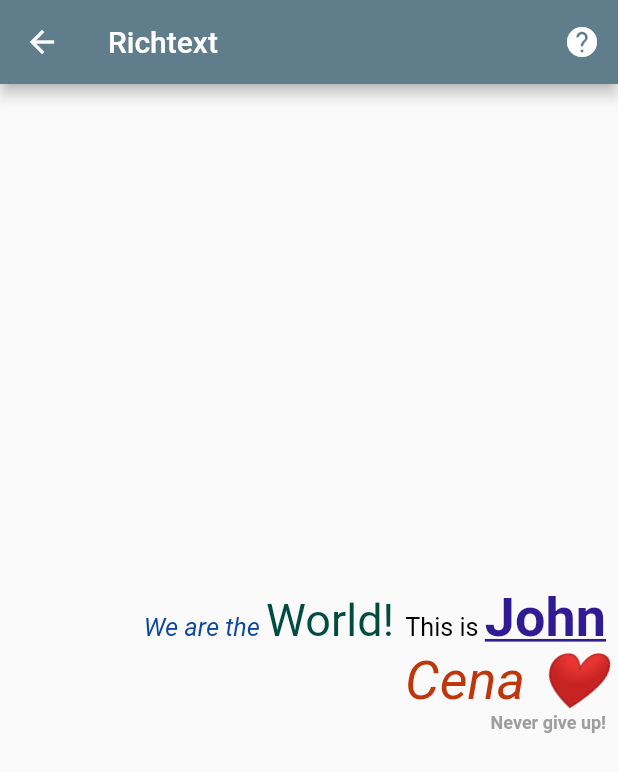
After one commit to nguyenlambuu/flutter100days, a Flutter app: the Day41RichText screen opened directly, on a phone screen of 412 x 824 dp. The commit adds this screen. Shown: the top 772 px of the screen. Run offline on Flutter 3.47's test engine with Material 2 defaults, Android fonts, the light colour scheme and no system bars; our stand-ins replace get, google_fonts.

Commit message:
RichText

```diff
--- a/_100_/lib/routes/routes.dart
+++ b/_100_/lib/routes/routes.dart
@@ -38,6 +38,7 @@
 import '../screens/day_038_aspect_ratio.dart';
 import '../screens/day_039_limited_box.dart';
 import '../screens/day_040_place_holder.dart';
+import '../screens/day_041_rich_text.dart';
 
 Map _routes = {
   "SafeArea": Day1SafeArea(),
@@ -80,6 +81,7 @@
   "AspectRatio": Day38AspectRatio(),
   "LimitedBox": Day39LimitedBox(),
   "PlaceHolder": Day40PlaceHolder(),
+  "RichText": Day41RichText(),
 };
 
 get routes {
--- a/_100_/lib/screens/day_040_place_holder.dart
+++ b/_100_/lib/screens/day_040_place_holder.dart
@@ -7,7 +7,7 @@
   Widget build(BuildContext context) {
     return Scaffold(
       appBar: AppBar(
-        title: Text('Limited Box'),
+        title: Text('Placeholder'),
         actions: [
           HelpIconButton(
               url:
--- /dev/null
+++ b/_100_/lib/screens/day_041_rich_text.dart
@@ -0,0 +1,88 @@
+import 'package:flutter/gestures.dart';
+import 'package:flutter/material.dart';
+
+import '../components/help_icon_button.dart';
+
+class Day41RichText extends StatefulWidget {
+  @override
+  _Day41RichTextState createState() => _Day41RichTextState();
+}
+
+class _Day41RichTextState extends State<Day41RichText> {
+  var _text = "John";
+
+  @override
+  Widget build(BuildContext context) {
+    return Scaffold(
+      appBar: AppBar(
+        title: Text('Richtext'),
+        actions: [
+          HelpIconButton(
+              url:
+                  'https://api.flutter.dev/flutter/widgets/RichText-class.html')
+        ],
+      ),
+      body: SafeArea(
+        child: Container(
+          child: Center(
+            child: Padding(
+              padding: const EdgeInsets.all(8.0),
+              child: RichText(
+                maxLines: 3,
+                overflow: TextOverflow.ellipsis,
+                softWrap: false,
+                textAlign: TextAlign.end,
+                textDirection: TextDirection.ltr,
+                textScaleFactor: 1.2,
+                text: TextSpan(
+                  style: TextStyle(color: Colors.black),
+                  children: [
+                    TextSpan(
+                      text: "We are the ",
+                      style: TextStyle(
+                          color: Colors.blue[900], fontStyle: FontStyle.italic),
+                    ),
+                    TextSpan(
+                      text: "World! ",
+                      style: TextStyle(color: Colors.teal[900], fontSize: 25),
+                    ),
+                    TextSpan(text: "This is "),
+                    TextSpan(
+                      text: _text,
+                      recognizer: new TapGestureRecognizer()
+                        ..onTap = () {
+                          setState(() {
+                            _text = _text == "John" ? "Hello " : "John";
+                          });
+                        },
+                      style: TextStyle(
+                          decoration: TextDecoration.underline,
+                          color: Colors.deepPurple[900],
+                          fontSize: 30,
+                          fontWeight: FontWeight.bold),
+                    ),
+                    TextSpan(
+                      text: " Cena ❤️",
+                      semanticsLabel: "D&D",
+                      style: TextStyle(
+                          color: Colors.deepOrange[900],
+                          fontSize: 30,
+                          fontStyle: FontStyle.italic),
+                    ),
+                    TextSpan(
+                      text: "\nNever give up!",
+                      style: TextStyle(
+                          color: Colors.grey[500],
+                          fontSize: 10,
+                          fontWeight: FontWeight.bold),
+                    ),
+                  ],
+                ),
+              ),
+            ),
+          ),
+        ),
+      ),
+    );
+  }
+}
```
